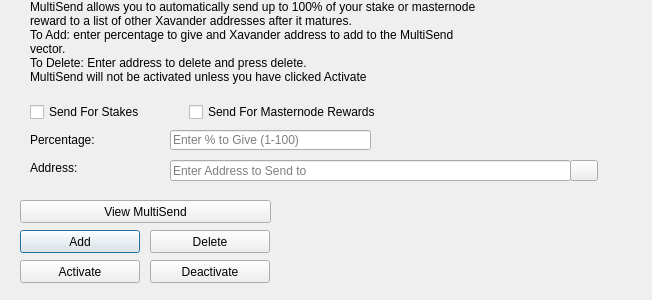
Above: src/qt/forms/multisenddialog.ui from Xavander-Coin/Xavander-coin before the change. Below: the same form after it.
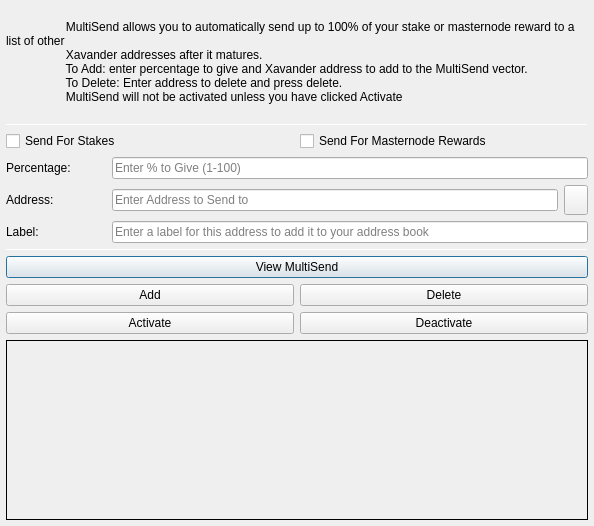
That is the form after the change. Icons and pictures are not drawn.

```diff
--- a/src/qt/forms/multisenddialog.ui
+++ b/src/qt/forms/multisenddialog.ui
@@ -9,22 +9,109 @@
    <rect>
     <x>0</x>
     <y>0</y>
-    <width>652</width>
-    <height>300</height>
+        <width>594</width>
+        <height>526</height>
    </rect>
   </property>
   <property name="windowTitle">
    <string>MultiSend</string>
   </property>
+    <layout class="QVBoxLayout" name="verticalLayout" stretch="0">
+      <property name="leftMargin">
+        <number>6</number>
+      </property>
+      <property name="topMargin">
+        <number>6</number>
+      </property>
+      <property name="rightMargin">
+        <number>6</number>
+      </property>
+      <property name="bottomMargin">
+        <number>6</number>
+      </property>
+      <item>
+        <layout class="QVBoxLayout" name="verticalLayout_Main" stretch="1,1,1,0,1,1,1">
+          <item>
+            <widget class="QLabel" name="label_2">
+              <property name="lineWidth">
+                <number>1</number>
+              </property>
+              <property name="text">
+                <string>
+                  MultiSend allows you to automatically send up to 100% of your stake or masternode reward to a list of other
+                  Xavander addresses after it matures.
+                  To Add: enter percentage to give and Xavander address to add to the MultiSend vector.
+                  To Delete: Enter address to delete and press delete.
+                  MultiSend will not be activated unless you have clicked Activate
+                </string>
+              </property>
+              <property name="alignment">
+                <set>Qt::AlignLeading|Qt::AlignLeft|Qt::AlignTop</set>
+              </property>
+              <property name="wordWrap">
+                <bool>true</bool>
+              </property>
+            </widget>
+          </item>
+          <item>
+            <widget class="Line" name="line">
+              <property name="minimumSize">
+                <size>
+                  <width>0</width>
+                  <height>1</height>
+                </size>
+              </property>
+              <property name="maximumSize">
+                <size>
+                  <width>16777215</width>
+                  <height>1</height>
+                </size>
+              </property>
+              <property name="orientation">
+                <enum>Qt::Horizontal</enum>
+              </property>
+            </widget>
+          </item>
+          <item>
+            <layout class="QVBoxLayout" name="verticalLayout_Settings">
+              <item>
+                <layout class="QHBoxLayout" name="horizontalLayout">
+                  <item>
+                    <widget class="QCheckBox" name="multiSendStakeCheckBox">
+                      <property name="text">
+                        <string>Send For Stakes</string>
+                      </property>
+                    </widget>
+                  </item>
+                  <item>
+                    <widget class="QCheckBox" name="multiSendMasternodeCheckBox">
+                      <property name="text">
+                        <string>Send For Masternode Rewards</string>
+                      </property>
+                    </widget>
+                  </item>
+                </layout>
+              </item>
+              <item>
+                <layout class="QHBoxLayout" name="horizontalLayout_6">
+                  <item>
+                    <widget class="QLabel" name="label">
+                      <property name="minimumSize">
+                        <size>
+                          <width>100</width>
+                          <height>0</height>
+                        </size>
+                      </property>
+                      <property name="toolTip">
+                        <string>Percentage of stake to send</string>
+                      </property>
+                      <property name="text">
+                        <string>Percentage:</string>
+                      </property>
+                    </widget>
+                  </item>
+                  <item>
   <widget class="QLineEdit" name="multiSendPercentEdit">
-   <property name="geometry">
-    <rect>
-     <x>170</x>
-     <y>130</y>
-     <width>201</width>
-     <height>20</height>
-    </rect>
-   </property>
    <property name="toolTip">
     <string>Enter whole numbers 1 - 100</string>
    </property>
@@ -32,15 +119,29 @@
     <string>Enter % to Give (1-100)</string>
    </property>
   </widget>
+                  </item>
+                </layout>
+              </item>
+              <item>
+                <layout class="QHBoxLayout" name="horizontalLayout_7">
+                  <item>
+                    <widget class="QLabel" name="label_5">
+                      <property name="minimumSize">
+                        <size>
+                          <width>100</width>
+                          <height>0</height>
+                        </size>
+                      </property>
+                      <property name="toolTip">
+                        <string>Address to send portion of stake to</string>
+                      </property>
+                      <property name="text">
+                        <string>Address:</string>
+                      </property>
+                    </widget>
+                  </item>
+                  <item>
   <widget class="QLineEdit" name="multiSendAddressEdit">
-   <property name="geometry">
-    <rect>
-     <x>170</x>
-     <y>160</y>
-     <width>401</width>
-     <height>21</height>
-    </rect>
-   </property>
    <property name="toolTip">
     <string/>
    </property>
@@ -48,87 +149,14 @@
     <string>Enter Address to Send to</string>
    </property>
   </widget>
-  <widget class="QLabel" name="label_2">
-   <property name="geometry">
-    <rect>
-     <x>30</x>
-     <y>0</y>
-     <width>451</width>
-     <height>121</height>
-    </rect>
-   </property>
-   <property name="lineWidth">
-    <number>1</number>
-   </property>
-   <property name="text">
-    <string>MultiSend allows you to automatically send up to 100% of your stake or masternode reward to a list of other Xavander addresses after it matures.
-To Add: enter percentage to give and Xavander address to add to the MultiSend vector.
-To Delete: Enter address to delete and press delete.
-MultiSend will not be activated unless you have clicked Activate</string>
-   </property>
-   <property name="alignment">
-    <set>Qt::AlignLeading|Qt::AlignLeft|Qt::AlignTop</set>
-   </property>
-   <property name="wordWrap">
-    <bool>true</bool>
-   </property>
-  </widget>
-  <widget class="QLabel" name="message">
-   <property name="geometry">
-    <rect>
-     <x>290</x>
-     <y>200</y>
-     <width>351</width>
-     <height>91</height>
-    </rect>
-   </property>
-   <property name="text">
-    <string/>
-   </property>
-  </widget>
-  <widget class="QPushButton" name="addButton">
-   <property name="geometry">
-    <rect>
-     <x>20</x>
-     <y>230</y>
-     <width>120</width>
-     <height>23</height>
-    </rect>
-   </property>
-   <property name="toolTip">
-    <string/>
-   </property>
-   <property name="statusTip">
-    <string>Add to MultiSend Vector</string>
-   </property>
-   <property name="text">
-    <string>Add</string>
-   </property>
-  </widget>
-  <widget class="QPushButton" name="disableButton">
-   <property name="geometry">
-    <rect>
-     <x>150</x>
-     <y>260</y>
-     <width>120</width>
-     <height>23</height>
-    </rect>
-   </property>
-   <property name="statusTip">
-    <string>Deactivate MultiSend</string>
-   </property>
-   <property name="text">
-    <string>Deactivate</string>
-   </property>
-  </widget>
-  <widget class="QPushButton" name="addressBookButton">
-   <property name="geometry">
-    <rect>
-     <x>570</x>
-     <y>160</y>
-     <width>28</width>
-     <height>21</height>
-    </rect>
+                  </item>
+                  <item>
+                    <widget class="QToolButton" name="addressBookButton">
+                      <property name="maximumSize">
+                        <size>
+                          <width>16777215</width>
+                          <height>32</height>
+                        </size>
    </property>
    <property name="toolTip">
     <string>Choose an address from the address book</string>
@@ -143,51 +171,85 @@
    <property name="shortcut">
     <string>Alt+A</string>
    </property>
-   <property name="autoDefault">
-    <bool>false</bool>
-   </property>
-  </widget>
-  <widget class="QLabel" name="label">
-   <property name="geometry">
-    <rect>
-     <x>30</x>
-     <y>130</y>
-     <width>121</width>
-     <height>20</height>
-    </rect>
-   </property>
+                    </widget>
+                  </item>
+                </layout>
+              </item>
+            </layout>
+          </item>
+          <item>
+            <layout class="QHBoxLayout" name="horizontalLayout_3">
+              <item>
+                <widget class="QLabel" name="label_3">
+                  <property name="minimumSize">
+                    <size>
+                      <width>100</width>
+                      <height>0</height>
+                    </size>
+                  </property>
+                  <property name="text">
+                    <string>Label:</string>
+                  </property>
+                </widget>
+              </item>
+              <item>
+                <widget class="QLineEdit" name="labelAddressLabelEdit">
+                  <property name="placeholderText">
+                    <string>Enter a label for this address to add it to your address book</string>
+                  </property>
+                </widget>
+              </item>
+            </layout>
+          </item>
+          <item>
+            <widget class="Line" name="line_2">
+              <property name="minimumSize">
+                <size>
+                  <width>0</width>
+                  <height>1</height>
+                </size>
+              </property>
+              <property name="maximumSize">
+                <size>
+                  <width>16777215</width>
+                  <height>1</height>
+                </size>
+              </property>
+              <property name="orientation">
+                <enum>Qt::Horizontal</enum>
+              </property>
+            </widget>
+          </item>
+          <item>
+            <layout class="QVBoxLayout" name="verticalLayout_Buttons">
+              <item>
+                <layout class="QHBoxLayout" name="horizontalLayout_4">
+                  <item>
+                    <widget class="QPushButton" name="viewButton">
    <property name="toolTip">
     <string>Percentage of stake to send</string>
    </property>
    <property name="text">
-    <string>Percentage:</string>
-   </property>
-  </widget>
-  <widget class="QLabel" name="label_5">
-   <property name="geometry">
-    <rect>
-     <x>30</x>
-     <y>160</y>
-     <width>111</width>
-     <height>16</height>
-    </rect>
-   </property>
+                        <string>View MultiSend</string>
+                      </property>
+                    </widget>
+                  </item>
+                </layout>
+              </item>
+              <item>
+                <layout class="QHBoxLayout" name="horizontalLayout_2">
+                  <item>
+                    <widget class="QPushButton" name="addButton">
    <property name="toolTip">
     <string>Address to send portion of stake to</string>
    </property>
    <property name="text">
-    <string>Address:</string>
-   </property>
-  </widget>
+                        <string>Add</string>
+                      </property>
+                    </widget>
+                  </item>
+                  <item>
   <widget class="QPushButton" name="deleteButton">
-   <property name="geometry">
-    <rect>
-     <x>150</x>
-     <y>230</y>
-     <width>120</width>
-     <height>23</height>
-    </rect>
-   </property>
    <property name="toolTip">
     <string/>
    </property>
@@ -198,15 +260,13 @@
     <string>Delete</string>
    </property>
   </widget>
+                  </item>
+                </layout>
+              </item>
+              <item>
+                <layout class="QHBoxLayout" name="horizontalLayout_5">
+                  <item>
   <widget class="QPushButton" name="activateButton">
-   <property name="geometry">
-    <rect>
-     <x>20</x>
-     <y>260</y>
-     <width>120</width>
-     <height>23</height>
-    </rect>
-   </property>
    <property name="statusTip">
     <string>Activate MultiSend</string>
    </property>
@@ -214,51 +274,55 @@
     <string>Activate</string>
    </property>
   </widget>
-  <widget class="QPushButton" name="viewButton">
-   <property name="geometry">
-    <rect>
-     <x>20</x>
-     <y>200</y>
-     <width>251</width>
-     <height>23</height>
-    </rect>
-   </property>
-   <property name="toolTip">
-    <string/>
-   </property>
+                  </item>
+                  <item>
+                    <widget class="QPushButton" name="disableButton">
    <property name="statusTip">
     <string>View MultiSend Vector</string>
    </property>
    <property name="text">
-    <string>View MultiSend</string>
-   </property>
-  </widget>
-  <widget class="QWidget" name="horizontalLayoutWidget">
-   <property name="geometry">
-    <rect>
-     <x>30</x>
-     <y>100</y>
-     <width>351</width>
-     <height>24</height>
-    </rect>
-   </property>
-   <layout class="QHBoxLayout" name="horizontalLayout">
-    <item>
-     <widget class="QCheckBox" name="multiSendStakeCheckBox">
-      <property name="text">
-       <string>Send For Stakes</string>
-      </property>
-     </widget>
-    </item>
+                        <string>Deactivate</string>
+                      </property>
+                    </widget>
+                  </item>
+                </layout>
+              </item>
+            </layout>
+          </item>
     <item>
-     <widget class="QCheckBox" name="multiSendMasternodeCheckBox">
+            <widget class="QLabel" name="message">
+              <property name="minimumSize">
+                <size>
+                  <width>0</width>
+                  <height>180</height>
+                </size>
+              </property>
+              <property name="frameShape">
+                <enum>QFrame::Panel</enum>
+              </property>
+              <property name="frameShadow">
+                <enum>QFrame::Plain</enum>
+              </property>
+              <property name="lineWidth">
+                <number>1</number>
+              </property>
+              <property name="midLineWidth">
+                <number>1</number>
+              </property>
       <property name="text">
-       <string>Send For Masternode Rewards</string>
-      </property>
+                <string/>
+              </property>
+              <property name="alignment">
+                <set>Qt::AlignLeading|Qt::AlignLeft|Qt::AlignTop</set>
+              </property>
+              <property name="wordWrap">
+                <bool>true</bool>
+              </property>
      </widget>
     </item>
    </layout>
-  </widget>
+      </item>
+    </layout>
  </widget>
  <resources>
   <include location="../xavander.qrc"/>
```
Left out of the diff: 19 changed lines with no effect on the pictures. Lines whose indentation alone changed are shown as unchanged.
